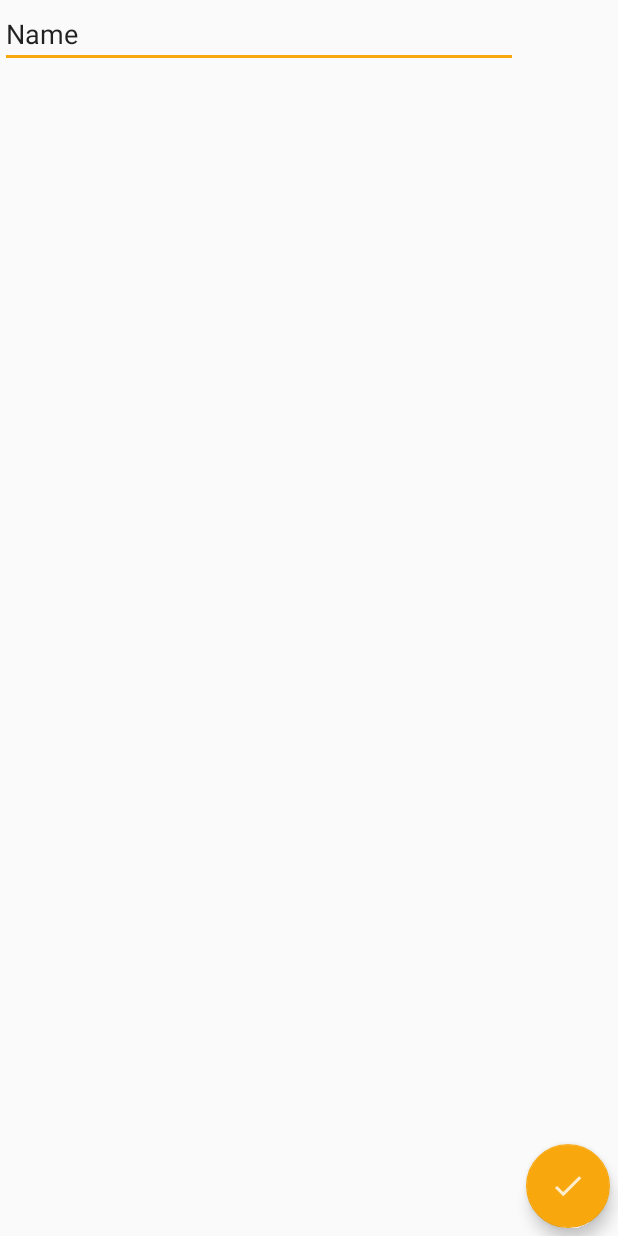
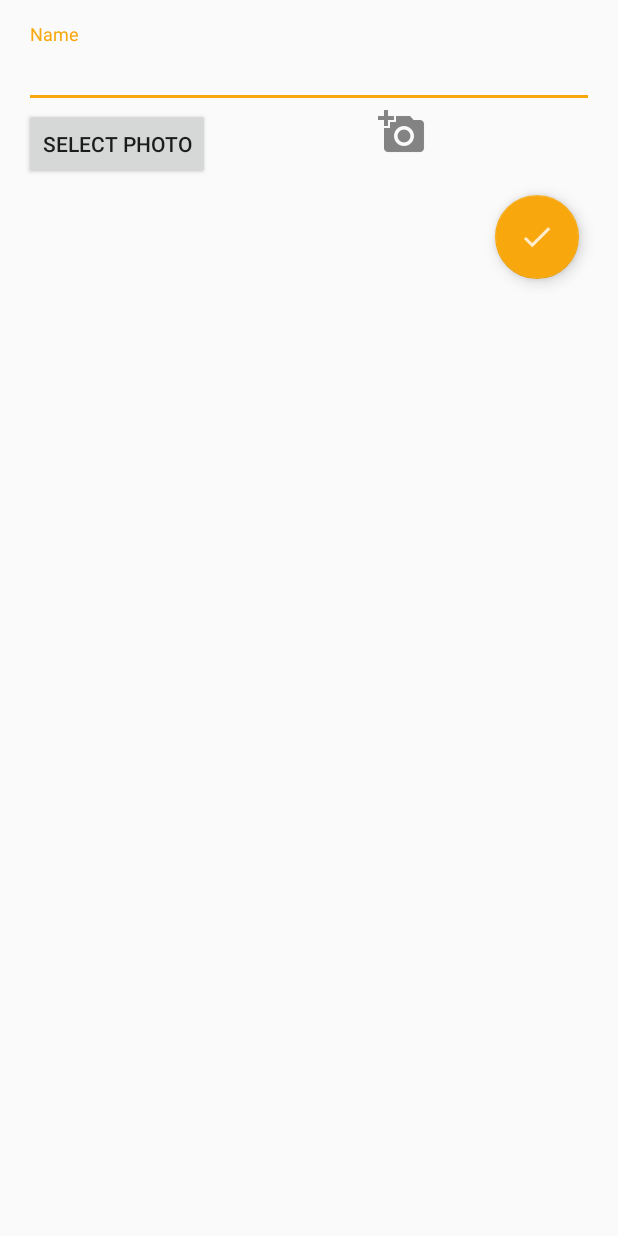
Before and after one commit to pdrumm/Satchel, an Android app: the NewItemActivity screen opened directly, with no data from a screen before it, on a phone screen of 412 x 824 dp. Run offline under Robolectric (Android 15) with nearby library versions, the phone set to English and light mode, and no system bars; our stand-ins replace Firebase (no records; nobody signed in at launch, a user with empty details on screens opened directly).

Commit message:
Added imageView to new item form and created a class that handles images from both the camera and the image gallery

```diff
--- a/app/src/main/java/com/cse40333/satchel/NewItemActivity.java
+++ b/app/src/main/java/com/cse40333/satchel/NewItemActivity.java
@@ -1,21 +1,35 @@
 package com.cse40333.satchel;
 
+import android.content.DialogInterface;
+import android.content.Intent;
+import android.net.Uri;
+import android.provider.MediaStore;
+import android.support.annotation.NonNull;
 import android.support.design.widget.FloatingActionButton;
+import android.support.v4.content.FileProvider;
+import android.support.v7.app.AlertDialog;
 import android.support.v7.app.AppCompatActivity;
 import android.os.Bundle;
+import android.util.Log;
 import android.view.View;
+import android.widget.Button;
 import android.widget.EditText;
 
 import com.cse40333.satchel.firebaseNodes.Item;
-import com.cse40333.satchel.firebaseNodes.UsersItem;
+import com.cse40333.satchel.firebaseNodes.UserItem;
 import com.google.firebase.auth.FirebaseAuth;
 import com.google.firebase.database.DatabaseReference;
 import com.google.firebase.database.FirebaseDatabase;
 
-import java.util.HashMap;
-import java.util.Map;
+import java.io.File;
+
+import static android.content.Intent.FLAG_GRANT_READ_URI_PERMISSION;
+import static android.content.Intent.FLAG_GRANT_WRITE_URI_PERMISSION;
 
 public class NewItemActivity extends AppCompatActivity {
+
+    // Add photo
+    private ImageSelector imageSelector;
 
     // Firebase references
     private FirebaseAuth mAuth;
@@ -25,6 +39,17 @@ public class NewItemActivity extends AppCompatActivity {
         super.onCreate(savedInstanceState);
         setContentView(R.layout.activity_new_item);
         mAuth = FirebaseAuth.getInstance();
+
+        // Add item thumbnail
+        View.OnClickListener addThumbnailClick = new View.OnClickListener() {
+            @Override
+            public void onClick(View v) {
+                imageSelector = new ImageSelector(NewItemActivity.this, R.id.item_thumbnail);
+                imageSelector.selectImage();
+            }
+        };
+        Button addThumbnailBtn = (Button) findViewById(R.id.add_item_thumbnail);
+        addThumbnailBtn.setOnClickListener(addThumbnailClick);
 
         // Submit new item
         View.OnClickListener submitItemClick = new View.OnClickListener() {
@@ -40,7 +65,7 @@ public class NewItemActivity extends AppCompatActivity {
                 itemsRef.setValue(new Item(itemNameVal, mAuth.getCurrentUser().getUid(), "[path/to/file]", "[location of the item]"));
                 // - userItems
                 DatabaseReference userItemsRef = database.getReference("userItems").child(mAuth.getCurrentUser().getUid()).child(itemsRef.getKey());
-                userItemsRef.setValue(new UsersItem(itemNameVal, mAuth.getCurrentUser().getDisplayName(), "[path/to/file]", false));
+                userItemsRef.setValue(new UserItem(itemNameVal, mAuth.getCurrentUser().getDisplayName(), "[path/to/file]", false));
                 // Return to Items list
                 finish();
             }
@@ -48,4 +73,14 @@ public class NewItemActivity extends AppCompatActivity {
         FloatingActionButton submitItemFab = (FloatingActionButton) findViewById(R.id.submit_new_item);
         submitItemFab.setOnClickListener(submitItemClick);
     }
+
+    @Override
+    public void onRequestPermissionsResult(int requestCode, @NonNull String[] permissions, @NonNull int[] grantResults) {
+        imageSelector.onRequestPermissionsResult(requestCode, permissions, grantResults);
+    }
+
+    @Override
+    protected void onActivityResult(int requestCode, int resultCode, Intent data) {
+        imageSelector.onActivityResult(requestCode, resultCode, data);
+    }
 }
--- a/app/src/main/java/com/cse40333/satchel/firebaseNodes/UsersItem.java
+++ b/app/src/main/java/com/cse40333/satchel/firebaseNodes/UserItem.java
@@ -3,16 +3,16 @@ package com.cse40333.satchel.firebaseNodes;
 import com.google.firebase.database.IgnoreExtraProperties;
 
 @IgnoreExtraProperties
-public class UsersItem {
+public class UserItem {
 
     public String name;
     public String ownerName;
     public String thumbnailPath;
     public boolean favorite;
 
-    public UsersItem() {}
+    public UserItem() {}
 
-    public UsersItem(String name, String ownerName, String thumbnailPath, boolean favorite) {
+    public UserItem(String name, String ownerName, String thumbnailPath, boolean favorite) {
         this.name = name;
         this.ownerName = ownerName;
         this.thumbnailPath = thumbnailPath;
--- a/app/src/main/res/layout/activity_new_item.xml
+++ b/app/src/main/res/layout/activity_new_item.xml
@@ -5,16 +5,67 @@
     xmlns:tools="http://schemas.android.com/tools"
     android:layout_width="match_parent"
     android:layout_height="match_parent"
-    tools:context="com.cse40333.satchel.NewItemActivity">
+    tools:context="com.cse40333.satchel.NewItemActivity"
+    android:orientation="vertical"
+    android:gravity="center_horizontal"
+    android:paddingBottom="@dimen/activity_vertical_margin"
+    android:paddingLeft="@dimen/activity_horizontal_margin"
+    android:paddingRight="@dimen/activity_horizontal_margin"
+    android:paddingTop="@dimen/activity_vertical_margin"
+    >
+
+    <ScrollView
+        android:id="@+id/new_item_form_scroll"
+        android:layout_width="match_parent"
+        android:layout_height="match_parent">
+
+        <LinearLayout
+            android:id="@+id/new_item_form_layout"
+            android:layout_width="match_parent"
+            android:layout_height="match_parent"
+            android:orientation="vertical">
+
+            <android.support.design.widget.TextInputLayout
+                android:layout_width="match_parent"
+                android:layout_height="wrap_content">
 
                 <EditText
                     android:id="@+id/item_name"
+                    android:layout_width="match_parent"
+                    android:layout_height="wrap_content"
+                    android:hint="@string/item_name"
+                    android:maxLines="1"
+                    android:singleLine="true" />
+
+            </android.support.design.widget.TextInputLayout>
+
+            <RelativeLayout
+                android:layout_width="match_parent"
+                android:layout_height="match_parent">
+
+                <Button
+                    android:id="@+id/add_item_thumbnail"
                     android:layout_width="wrap_content"
                     android:layout_height="wrap_content"
-        android:layout_weight="1"
-        android:ems="10"
-        android:inputType="textPersonName"
-        android:text="Name" />
+                    android:text="@string/add_item_thumbnail_btn"
+                    />
+
+                <FrameLayout
+                    android:layout_width="match_parent"
+                    android:layout_height="match_parent"
+                    android:layout_alignTop="@+id/add_item_thumbnail"
+                    android:layout_toEndOf="@id/add_item_thumbnail"
+                    >
+
+                    <ImageView
+                        android:id="@+id/item_thumbnail"
+                        android:layout_width="match_parent"
+                        android:layout_height="match_parent"
+                        app:srcCompat="@drawable/ic_add_photo_light"
+                        />
+                </FrameLayout>
+
+            </RelativeLayout>
 
             <android.support.design.widget.FloatingActionButton
                 android:id="@+id/submit_new_item"
@@ -27,7 +78,11 @@
                 android:elevation="3dp"
                 app:pressedTranslationZ="6dp"
                 app:rippleColor="#FFF"
-        android:layout_margin="5dp"
+                android:layout_margin="10dp"
                 />
 
             </LinearLayout>
+
+    </ScrollView>
+
+</LinearLayout>
--- a/app/src/main/res/layout/fragment_items.xml
+++ b/app/src/main/res/layout/fragment_items.xml
@@ -21,7 +21,7 @@
         android:elevation="3dp"
         app:pressedTranslationZ="6dp"
         app:rippleColor="#FFF"
-        android:layout_margin="5dp"
+        android:layout_margin="10dp"
         />
 
 </FrameLayout>
--- a/app/src/main/res/values/strings.xml
+++ b/app/src/main/res/values/strings.xml
@@ -20,4 +20,9 @@
     <string name="permission_rationale">"Contacts permissions are needed for providing email
         completions."
     </string>
+
+    <!-- Strings related to New Item -->
+    <string name="item_name">Name</string>
+    <string name="add_item_thumbnail_btn">Select Photo</string>
+
 </resources>
--- /dev/null
+++ b/app/src/main/res/xml/filepaths.xml
@@ -0,0 +1,4 @@
+<?xml version="1.0" encoding="utf-8"?>
+<path>
+    <files-path path="images/" name="myimages" />
+</path>
```
Also changed, not shown: app/src/main/AndroidManifest.xml (+11 -0 lines), app/src/main/java/com/cse40333/satchel/ImageSelector.java (added, +141 -0 lines), app/src/main/java/com/cse40333/satchel/ItemsFragment.java (+3 -8 lines), app/src/main/java/com/cse40333/satchel/Utility.java (added, +48 -0 lines), app/src/main/res/drawable-hdpi/ic_add_photo_light.png (added), app/src/main/res/drawable-mdpi/ic_add_photo_light.png (added), app/src/main/res/drawable-xhdpi/ic_add_photo_light.png (added), app/src/main/res/drawable-xxhdpi/ic_add_photo_light.png (added). Lines whose indentation alone changed are shown as unchanged.
